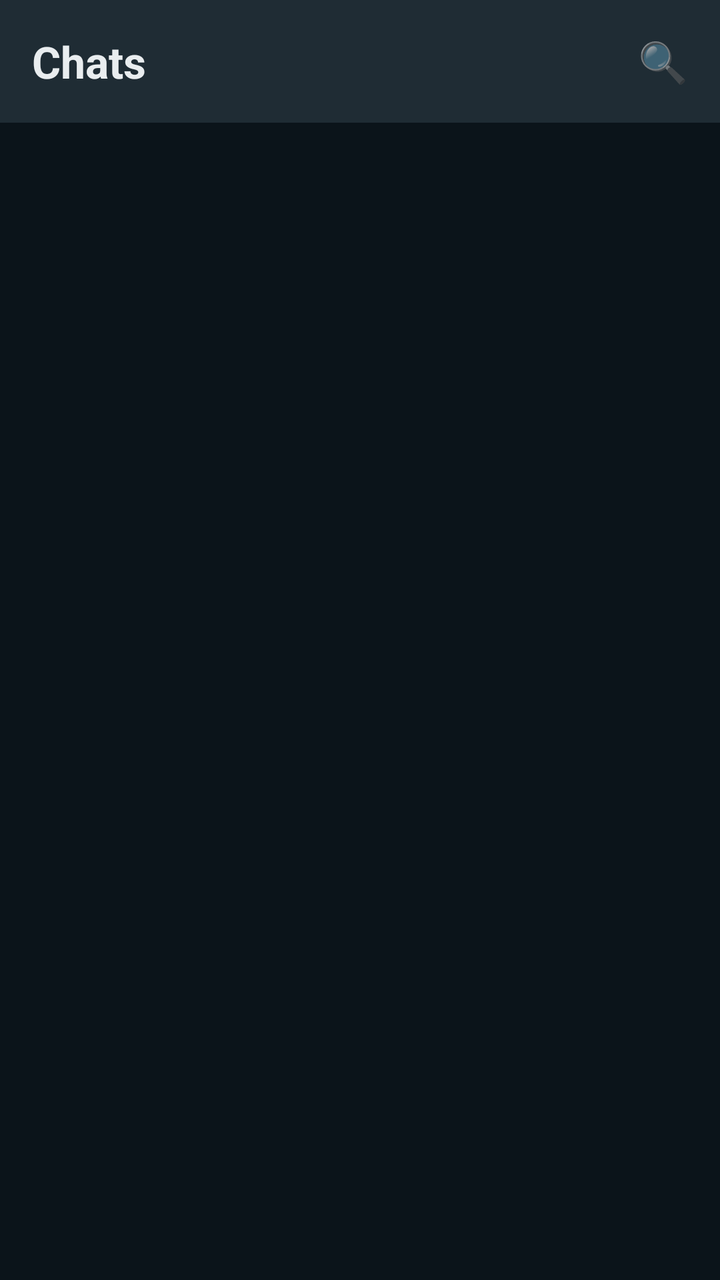
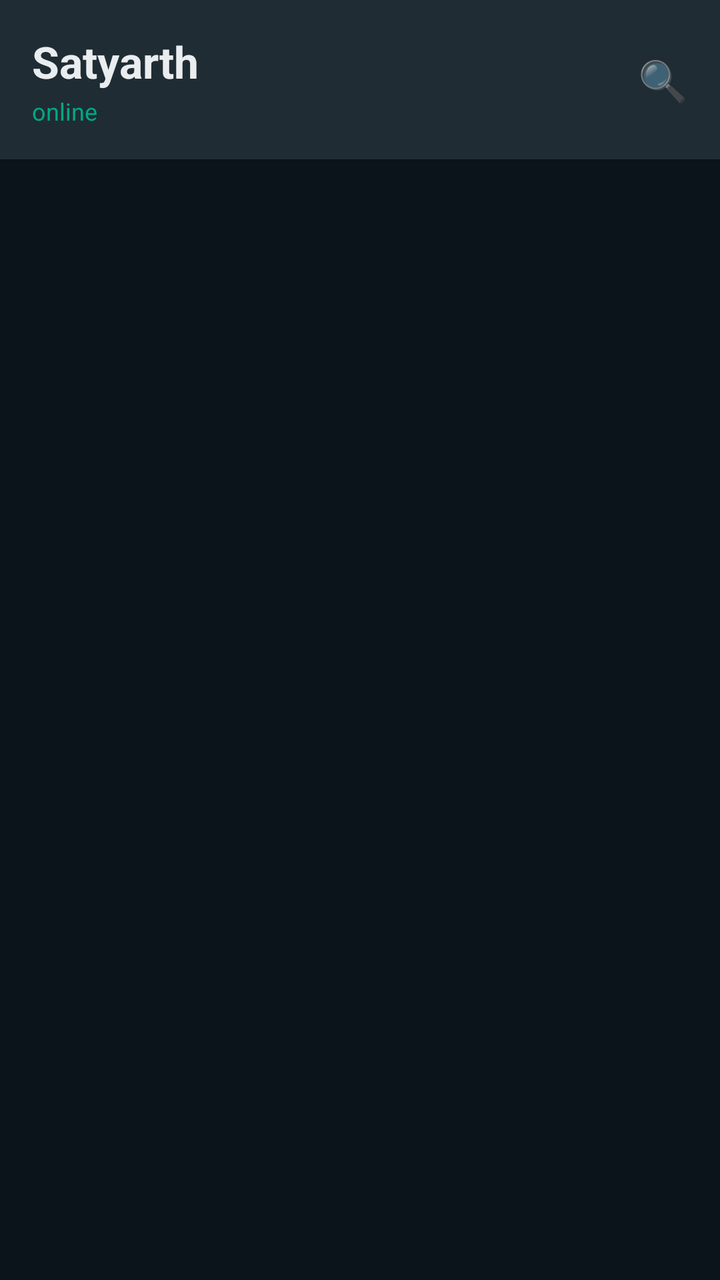

Two renders of the same Android screen: before a commit and after it. Below are the layout's source before the change and the commit's diff.
<!-- AndroidManifest.xml: application theme Theme.WorldClock -->
<!-- res/layout/activity_main.xml -->
<?xml version="1.0" encoding="utf-8"?>
<LinearLayout xmlns:android="http://schemas.android.com/apk/res/android"
    android:layout_width="match_parent"
    android:layout_height="match_parent"
    android:background="@color/chat_bg"
    android:orientation="vertical">

    
    <LinearLayout
        android:layout_width="match_parent"
        android:layout_height="wrap_content"
        android:background="@color/header_bg"
        android:orientation="horizontal"
        android:padding="16dp"
        android:gravity="center_vertical">

        <TextView
            android:layout_width="0dp"
            android:layout_height="wrap_content"
            android:layout_weight="1"
            android:text="Chats"
            android:textColor="@color/text_primary"
            android:textSize="22sp"
            android:textStyle="bold"/>

        <TextView
            android:layout_width="wrap_content"
            android:layout_height="wrap_content"
            android:text="🔍"
            android:textSize="20sp"/>
    </LinearLayout>

    
    <androidx.recyclerview.widget.RecyclerView
        android:id="@+id/chatList"
        android:layout_width="match_parent"
        android:layout_height="match_parent"
        android:paddingTop="4dp"/>

</LinearLayout>
<!-- resources referenced by this layout -->
<resources>
  <color name="chat_bg">#0B141A</color>
  <color name="header_bg">#1F2C34</color>
  <color name="text_primary">#E9EDEF</color>
  <style name="Theme.WorldClock" parent="Theme.MaterialComponents.DayNight.NoActionBar">
          <item name="colorPrimary">@android:color/black</item>
          <item name="colorPrimaryVariant">@android:color/black</item>
          <item name="colorOnPrimary">@android:color/white</item>
      </style>
</resources>

<!-- the commit's change to res/layout/activity_main.xml (unified diff, before → after) -->
@@ -14,20 +14,63 @@
         android:padding="16dp"
         android:gravity="center_vertical">
 
-        <TextView
+        <LinearLayout
             android:layout_width="0dp"
             android:layout_height="wrap_content"
             android:layout_weight="1"
-            android:text="Chats"
-            android:textColor="@color/text_primary"
-            android:textSize="22sp"
-            android:textStyle="bold"/>
+            android:orientation="vertical">
+
+            <TextView
+                android:id="@+id/headerName"
+                android:layout_width="wrap_content"
+                android:layout_height="wrap_content"
+                android:text="Satyarth"
+                android:textColor="@color/text_primary"
+                android:textSize="22sp"
+                android:textStyle="bold"/>
+
+            <TextView
+                android:layout_width="wrap_content"
+                android:layout_height="wrap_content"
+                android:text="online"
+                android:textColor="@color/accent_green"
+                android:textSize="12sp"
+                android:layout_marginTop="2dp"/>
+        </LinearLayout>
 
         <TextView
             android:layout_width="wrap_content"
             android:layout_height="wrap_content"
             android:text="🔍"
             android:textSize="20sp"/>
+    </LinearLayout>
+
+    
+    <LinearLayout
+        android:id="@+id/smsBanner"
+        android:layout_width="match_parent"
+        android:layout_height="wrap_content"
+        android:background="#FF6B35"
+        android:orientation="horizontal"
+        android:padding="12dp"
+        android:gravity="center_vertical"
+        android:visibility="gone">
+
+        <TextView
+            android:layout_width="0dp"
+            android:layout_height="wrap_content"
+            android:layout_weight="1"
+            android:text="Tap karo chat enable karne ke liye"
+            android:textColor="#FFFFFF"
+            android:textSize="13sp"/>
+
+        <TextView
+            android:layout_width="wrap_content"
+            android:layout_height="wrap_content"
+            android:text="ENABLE →"
+            android:textColor="#FFFFFF"
+            android:textSize="13sp"
+            android:textStyle="bold"/>
     </LinearLayout>
 
     
<!-- resource entries referenced after the edit -->
@@ -1,5 +1,6 @@
 <!-- resources referenced by this layout -->
 <resources>
+  <color name="accent_green">#00A884</color>
   <color name="chat_bg">#0B141A</color>
   <color name="header_bg">#1F2C34</color>
   <color name="text_primary">#E9EDEF</color>
